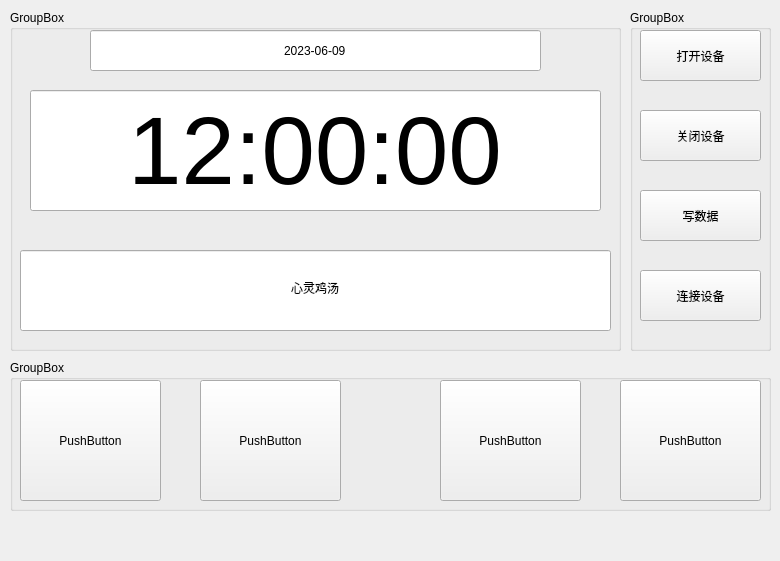
The window that SoftWare/PCTool/AdvancedClock/TimeShow.ui (ZhangYiXiSucceed/Advanced-Clock) describes before a commit, drawn with Qt 5.
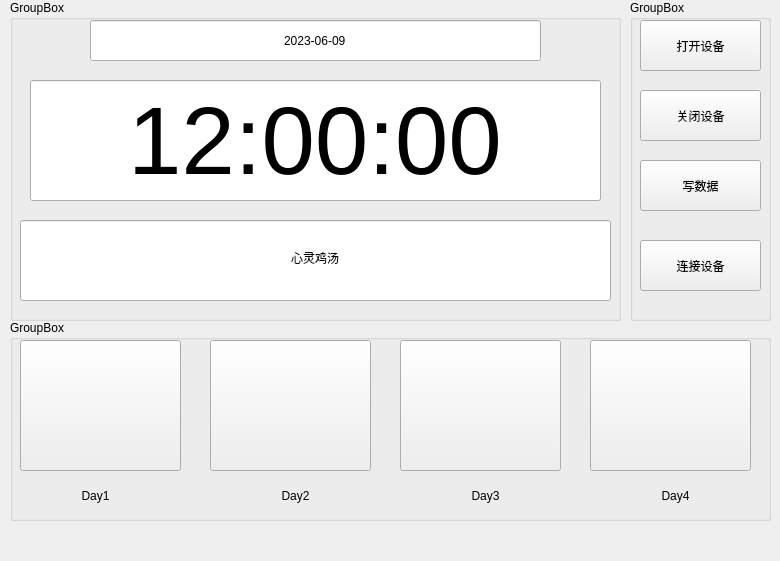
The same window after the commit.

```diff
--- a/SoftWare/PCTool/AdvancedClock/TimeShow.ui
+++ b/SoftWare/PCTool/AdvancedClock/TimeShow.ui
@@ -17,9 +17,9 @@
    <property name="geometry">
     <rect>
      <x>10</x>
-     <y>360</y>
+     <y>320</y>
      <width>761</width>
-     <height>151</height>
+     <height>201</height>
     </rect>
    </property>
    <property name="title">
@@ -30,51 +30,121 @@
      <rect>
       <x>10</x>
       <y>20</y>
-      <width>141</width>
-      <height>121</height>
+      <width>161</width>
+      <height>131</height>
      </rect>
     </property>
     <property name="text">
-     <string>PushButton</string>
+     <string/>
+    </property>
+    <property name="iconSize">
+     <size>
+      <width>120</width>
+      <height>120</height>
+     </size>
     </property>
    </widget>
    <widget class="QPushButton" name="WeatherIcon2">
     <property name="geometry">
      <rect>
-      <x>190</x>
+      <x>200</x>
       <y>20</y>
-      <width>141</width>
-      <height>121</height>
+      <width>161</width>
+      <height>131</height>
      </rect>
     </property>
     <property name="text">
-     <string>PushButton</string>
+     <string/>
     </property>
    </widget>
    <widget class="QPushButton" name="WeatherIcon3">
     <property name="geometry">
      <rect>
-      <x>430</x>
+      <x>390</x>
       <y>20</y>
-      <width>141</width>
-      <height>121</height>
+      <width>161</width>
+      <height>131</height>
      </rect>
     </property>
     <property name="text">
-     <string>PushButton</string>
+     <string/>
     </property>
    </widget>
    <widget class="QPushButton" name="WeatherIcon4">
     <property name="geometry">
      <rect>
-      <x>610</x>
+      <x>580</x>
       <y>20</y>
-      <width>141</width>
-      <height>121</height>
+      <width>161</width>
+      <height>131</height>
      </rect>
     </property>
     <property name="text">
-     <string>PushButton</string>
+     <string/>
+    </property>
+   </widget>
+   <widget class="QLabel" name="LabelDay1">
+    <property name="geometry">
+     <rect>
+      <x>50</x>
+      <y>160</y>
+      <width>71</width>
+      <height>31</height>
+     </rect>
+    </property>
+    <property name="text">
+     <string>Day1</string>
+    </property>
+    <property name="alignment">
+     <set>Qt::AlignCenter</set>
+    </property>
+   </widget>
+   <widget class="QLabel" name="LabelDay2">
+    <property name="geometry">
+     <rect>
+      <x>250</x>
+      <y>160</y>
+      <width>71</width>
+      <height>31</height>
+     </rect>
+    </property>
+    <property name="text">
+     <string>Day2</string>
+    </property>
+    <property name="alignment">
+     <set>Qt::AlignCenter</set>
+    </property>
+   </widget>
+   <widget class="QLabel" name="LabelDay4">
+    <property name="geometry">
+     <rect>
+      <x>630</x>
+      <y>160</y>
+      <width>71</width>
+      <height>31</height>
+     </rect>
+    </property>
+    <property name="text">
+     <string>Day4</string>
+    </property>
+    <property name="alignment">
+     <set>Qt::AlignCenter</set>
+    </property>
+   </widget>
+   <widget class="QLabel" name="LabelDay3">
+    <property name="geometry">
+     <rect>
+      <x>440</x>
+      <y>160</y>
+      <width>71</width>
+      <height>31</height>
+     </rect>
+    </property>
+    <property name="text">
+     <string>Day3</string>
+    </property>
+    <property name="alignment">
+     <set>Qt::AlignCenter</set>
     </property>
    </widget>
   </widget>
@@ -82,9 +152,9 @@
    <property name="geometry">
     <rect>
      <x>10</x>
-     <y>10</y>
+     <y>0</y>
      <width>611</width>
-     <height>341</height>
+     <height>321</height>
     </rect>
    </property>
    <property name="title">
@@ -150,7 +220,7 @@
     <property name="geometry">
      <rect>
       <x>10</x>
-      <y>240</y>
+      <y>220</y>
       <width>591</width>
       <height>81</height>
      </rect>
@@ -170,9 +240,9 @@
    <property name="geometry">
     <rect>
      <x>630</x>
-     <y>10</y>
+     <y>0</y>
      <width>141</width>
-     <height>341</height>
+     <height>321</height>
     </rect>
    </property>
    <property name="title">
@@ -195,7 +265,7 @@
     <property name="geometry">
      <rect>
       <x>10</x>
-      <y>100</y>
+      <y>90</y>
       <width>121</width>
       <height>51</height>
      </rect>
@@ -208,7 +278,7 @@
     <property name="geometry">
      <rect>
       <x>10</x>
-      <y>180</y>
+      <y>160</y>
       <width>121</width>
       <height>51</height>
      </rect>
@@ -221,7 +291,7 @@
     <property name="geometry">
      <rect>
       <x>10</x>
-      <y>260</y>
+      <y>240</y>
       <width>121</width>
       <height>51</height>
      </rect>
```
